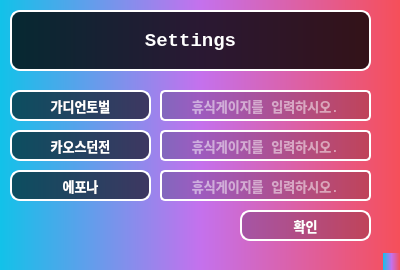
This is UI/sub_form.ui in ckh2445/LostArk_Check_Quest as Qt 5 draws it before an edit. The edited form follows.
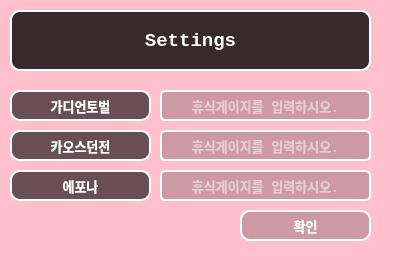
This is the edited form. Icons and pictures are not drawn.

```diff
--- a/UI/sub_form.ui
+++ b/UI/sub_form.ui
@@ -44,7 +44,7 @@
     <normaloff>../../../../../다운로드.png</normaloff>../../../../../다운로드.png</iconset>
   </property>
   <property name="styleSheet">
-   <string notr="true">background-color: qlineargradient(spread:pad, x1:0, y1:0, x2:1, y2:0, stop:0 rgba(18, 194, 233, 255), stop:0.5 rgba(196, 113, 237, 255), stop:1 rgba(246, 79, 89, 255));
+   <string notr="true">background-color: pink;
 QAbstractScrollArea.background:white;</string>
   </property>
   <property name="dockNestingEnabled">
```
